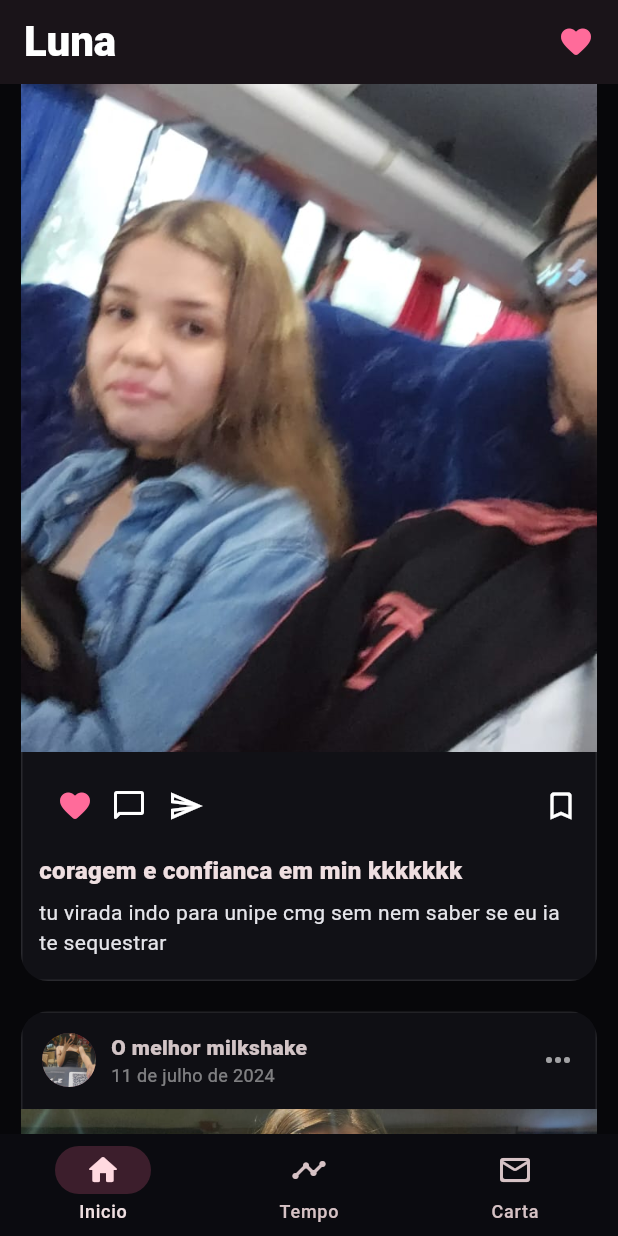
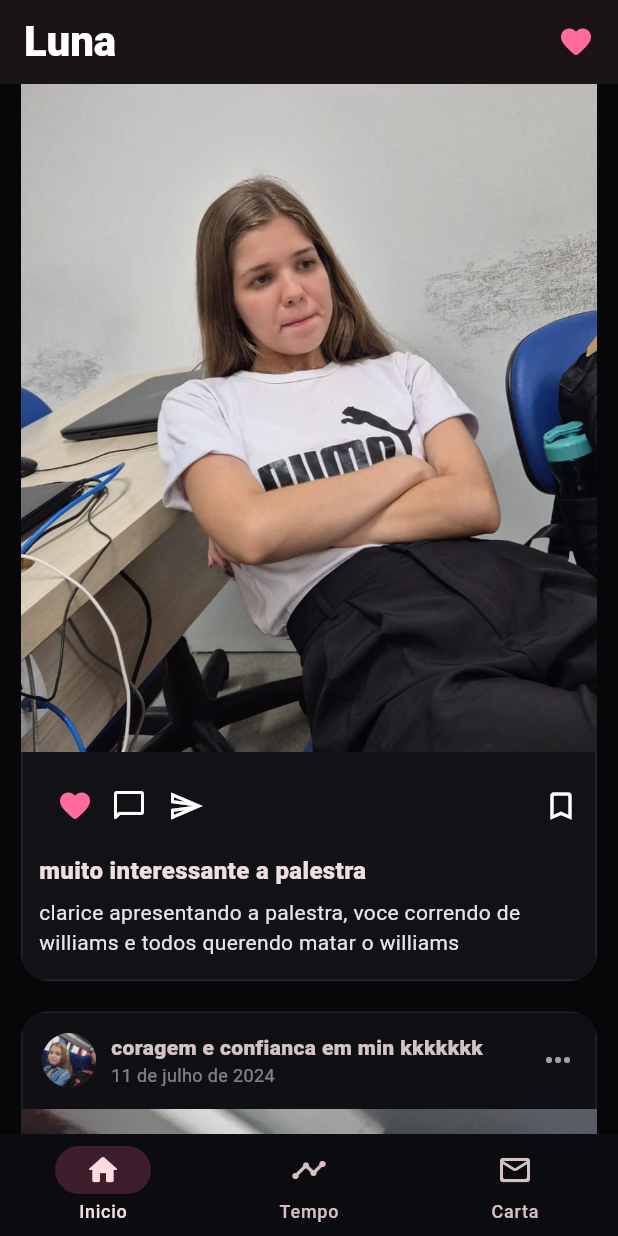
Before and after one commit to lukasreei/duardex, a Flutter app: the screen it shows after launch, scrolled down 1728 dp, on a phone screen of 412 x 824 dp. Run offline on Flutter 3.47's test engine with Material 3 defaults, Android fonts, the phone set to English and light mode, and no system bars; our stand-ins replace video_player.

Commit message:
correcao de ordem

```diff
--- a/lib/data/memories.dart
+++ b/lib/data/memories.dart
@@ -16,6 +16,12 @@ const List<MemoryPost> memories = [
         'Com o tempo, fomos nos aproximando e do nada estavamos fazendo call aleatoria para falar de qualquer coisa, geralmente "ridiculaizar" williams e sua perseguição',
   ),
   MemoryPost(
+    imagePath: 'assets/bracos.jpeg',
+    date: '04 de junho de 2024',
+    title: 'muito interessante a palestra',
+    description: 'clarice apresentando a palestra, voce correndo de williams e todos querendo matar o williams',
+  ),
+  MemoryPost(
     imagePath: 'assets/onibusubtech.jpeg',
     date: '11 de julho de 2024',
     title: 'coragem e confianca em min kkkkkkk',
@@ -28,6 +34,13 @@ const List<MemoryPost> memories = [
     description: 'lhe fiz o favor de apresentar o melhor milkshake de morango da sua vida',
   ),
   MemoryPost(
+    imagePath: 'assets/memories/foto5.png',
+    date: '11/06/2024',
+    title: 'Ate hoje',
+    description:
+    'Tudo que vivemos trouxe a gente ate aqui. E aqui ainda parece um comeco bonito.',
+  ),
+  MemoryPost(
     imagePath: 'assets/memories/foto3.png',
     date: '19/07/2024',
     title: 'busao rumo a jampa',
@@ -37,16 +50,15 @@ const List<MemoryPost> memories = [
   MemoryPost(
     imagePath: 'assets/memories/foto4.png',
     date: '02/11/2024',
-    title: 'Memoria quente',
+    title: 'uniesp',
     description:
         'Tem lembranca que parece luz acesa: mesmo quando a noite chega, ela continua ali, quieta, cuidando de tudo.',
   ),
   MemoryPost(
-    imagePath: 'assets/memories/foto5.png',
-    date: '11/06/2024',
-    title: 'Ate hoje',
-    description:
-        'Tudo que vivemos trouxe a gente ate aqui. E aqui ainda parece um comeco bonito.',
+    imagePath: 'assets/flutter.png',
+    date: '02/11/2024',
+    title: 'tinha que tirar uma boa',
+    description: 'boyer, tem momentos que nem conseguimos explicar, esse dia teve varios desses momentos..',
   ),
   MemoryPost(
     imagePath: 'assets/memories/image.png',
@@ -67,6 +79,18 @@ const List<MemoryPost> memories = [
     date: '15 de julho de 2025',
     title: 'Acaizin',
     description: 'boy, vamo tomar açai dnv, nmrl kkkk e tem os audios de byanka que nesse dia mds kkkkk',
+  ),
+  MemoryPost(
+    imagePath: 'assets/sushiemksa.jpeg',
+    date: '18 de julho de 2025',
+    title: 'sushi de ksa naquele pique aqls coisa',
+    description: 'acho que foi nesse dia que minha vó decidiu te amar.',
+  ),
+  MemoryPost(
+    imagePath: 'assets/shushiemksa2.jpeg',
+    date: '18 de julho de 2025',
+    title: 'marcando',
+    description: 'particulamente, gosto dessa foto',
   ),
   MemoryPost(
     imagePath: 'assets/memories/img_1.png',
@@ -115,11 +139,11 @@ const List<MemoryPost> memories = [
     description: 'imprescritivel',
   ),
   MemoryPost(
-    imagePath: 'assets/memories/img_3.png',
-    date: '08/08/2025',
-    title: 'dezembro nosso',
+    imagePath: 'assets/1do12.jpeg',
+    date: '01 de dezembro de 2025',
+    title: 'Te Amo  loirinha',
     description:
-        'Mais um capitulo simples e bonito, desses que a memoria escolhe guardar com cuidado.',
+    'Talvez eu tenha entregado as flores pelo motivo errado. Elas foram um pedido de desculpas, mas eu gostaria que tivessem sido entregues apenas como uma demonstração de amor. Não me arrependo do gesto; só queria que ele tivesse acontecido em circunstâncias diferentes, como um simples "eu te a..."',
   ),
   MemoryPost(
     imagePath: 'assets/memories/img_4.png',
@@ -171,30 +195,6 @@ const List<MemoryPost> memories = [
     date: '09/06/2026',
     title: 'Ainda aqui',
     description: 'boyerrr, akakak gostei dessa, alias o dia foi bommm',
-  ),
-  MemoryPost(
-    imagePath: 'assets/bracos.jpeg',
-    date: 'Nossa historia',
-    title: 'Do seu jeitinho',
-    description: 'Mais um registro espontaneo que merecia ficar aqui.',
-  ),
-  MemoryPost(
-    imagePath: 'assets/flutter.png',
-    date: 'Nossa historia',
-    title: 'Nos dois',
-    description: 'Um sorriso, uma foto e mais uma memoria boa.',
-  ),
-  MemoryPost(
-    imagePath: 'assets/shushiemksa2.jpeg',
-    date: 'Nossa historia',
-    title: 'Sushi no MKSA',
-    description: 'Uma foto nossa para lembrar de mais um dia bom.',
-  ),
-  MemoryPost(
-    imagePath: 'assets/sushiemksa.jpeg',
-    date: 'Nossa historia',
-    title: 'Nosso sushi',
-    description: 'Comida boa, companhia melhor ainda.',
   ),
 ];
 
```
Also changed, not shown: assets/1do12.jpeg (added).
